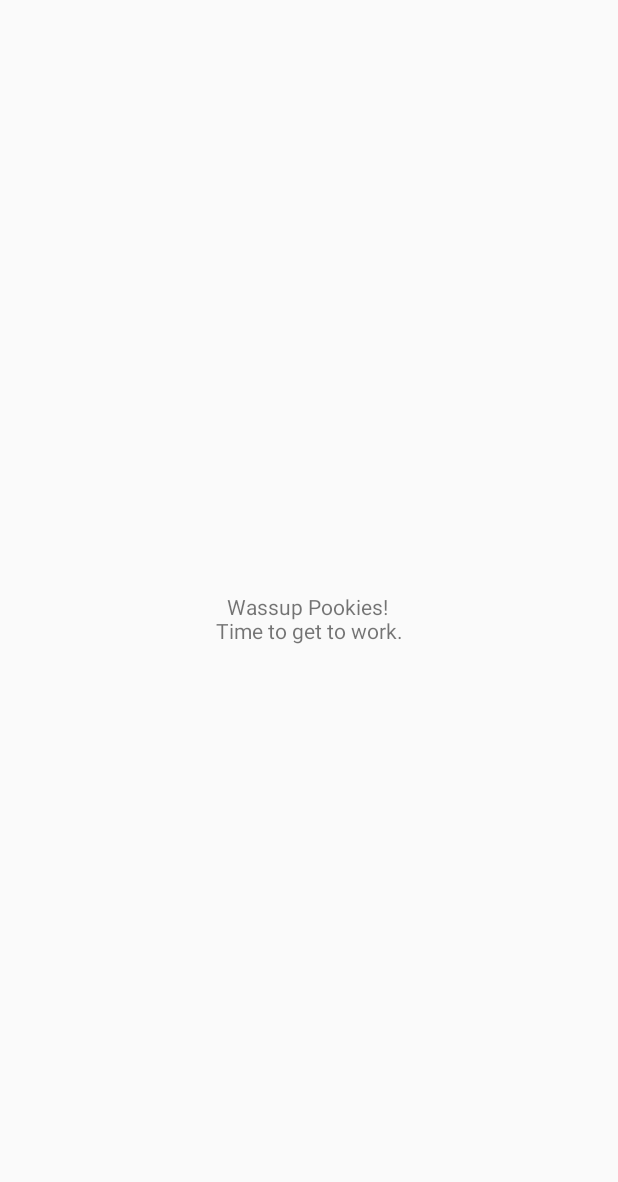
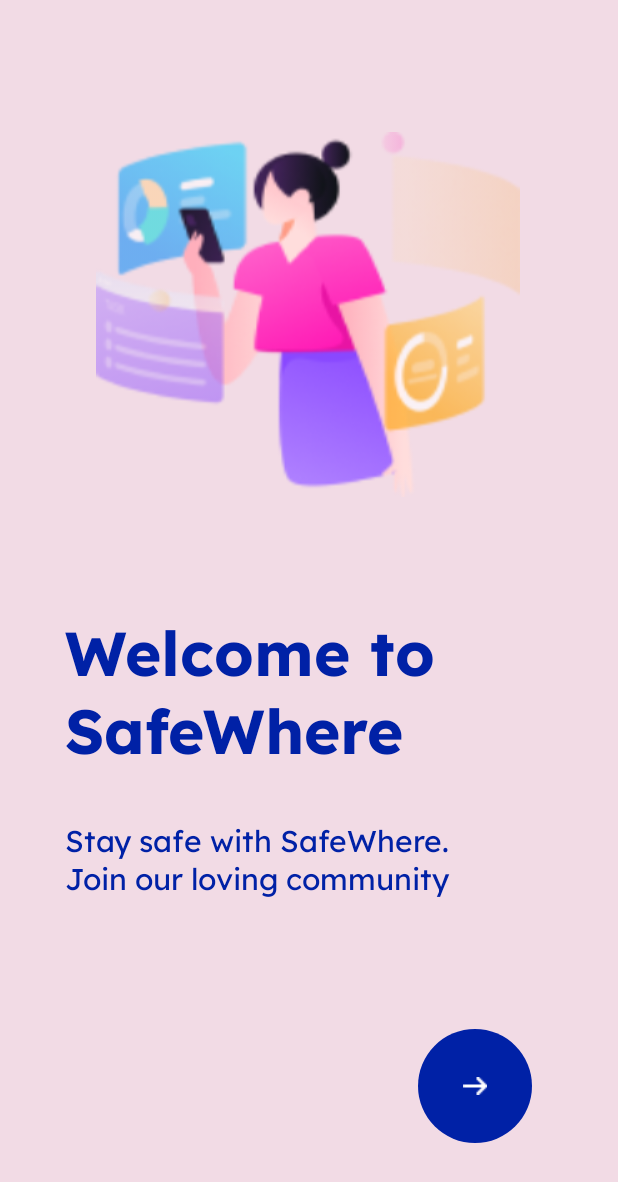
Before and after one commit to isyedamaan/SafeWhere, an Android app: the screen it shows after launch (MainActivity), on a phone screen of 412 x 824 dp. Before the commit the part shown is almost empty. Shown: the top 1182 px of the screen. Run offline under Robolectric (Android 15) with nearby library versions, the phone set to English and light mode, and no system bars.

Commit message:
Navigation from intro to signup

```diff
--- a/app/build.gradle
+++ b/app/build.gradle
@@ -26,6 +26,9 @@ android {
         sourceCompatibility JavaVersion.VERSION_1_8
         targetCompatibility JavaVersion.VERSION_1_8
     }
+    buildFeatures {
+        viewBinding = true
+    }
 }
 
 dependencies {
--- /dev/null
+++ b/app/src/main/java/com/cyk29/safewhere/IntroFragment.java
@@ -0,0 +1,51 @@
+package com.cyk29.safewhere;
+
+import android.os.Bundle;
+
+import androidx.annotation.NonNull;
+import androidx.annotation.Nullable;
+import androidx.fragment.app.Fragment;
+import androidx.navigation.Navigation;
+
+import android.view.LayoutInflater;
+import android.view.View;
+import android.view.ViewGroup;
+import android.widget.Button;
+import android.widget.ImageButton;
+
+import com.cyk29.safewhere.databinding.FragmentIntroBinding;
+
+
+public class IntroFragment extends Fragment {
+
+
+    private FragmentIntroBinding binding;
+
+    public void onViewCreated(View view, @Nullable Bundle savedInstanceState){
+
+        ImageButton BtnIntro = view.findViewById(R.id.introBT);
+        View.OnClickListener OCLIntro = new View.OnClickListener() {
+            @Override
+            public void onClick(View v) {
+                Navigation.findNavController(view).navigate(R.id.DestSignup);
+            }
+        };
+        BtnIntro.setOnClickListener(OCLIntro);
+    }
+
+
+
+
+    @Override
+    //IMPORTANT TO BIND FOR IT TO APPEAR ON SCREEN
+    public View onCreateView(@NonNull LayoutInflater inflater,
+                             ViewGroup container, Bundle savedInstanceState) {
+
+        binding = FragmentIntroBinding.inflate(inflater, container, false);
+        View root = binding.getRoot();
+
+        return root;
+
+
+    }
+}
--- a/app/src/main/java/com/cyk29/safewhere/MainActivity.java
+++ b/app/src/main/java/com/cyk29/safewhere/MainActivity.java
@@ -1,6 +1,8 @@
 package com.cyk29.safewhere;
 
 import androidx.appcompat.app.AppCompatActivity;
+import androidx.navigation.NavController;
+import androidx.navigation.fragment.NavHostFragment;
 
 import android.os.Bundle;
 
@@ -10,5 +12,8 @@ public class MainActivity extends AppCompatActivity {
     protected void onCreate(Bundle savedInstanceState) {
         super.onCreate(savedInstanceState);
         setContentView(R.layout.activity_main);
+
+        NavHostFragment host = (NavHostFragment) getSupportFragmentManager().findFragmentById(R.id.NHFintro_signup);
+        NavController navController = host.getNavController();
     }
 }
--- a/app/src/main/res/layout/activity_main.xml
+++ b/app/src/main/res/layout/activity_main.xml
@@ -6,14 +6,15 @@
     android:layout_height="match_parent"
     tools:context=".MainActivity">
 
-    <TextView
-        android:layout_width="wrap_content"
-        android:layout_height="wrap_content"
-        android:text="Wassup Pookies! \nTime to get to work."
-        android:textAlignment="center"
+    <androidx.fragment.app.FragmentContainerView
+        android:id="@+id/NHFintro_signup"
+        android:name="androidx.navigation.fragment.NavHostFragment"
+        android:layout_width="match_parent"
+        android:layout_height="match_parent"
+        app:defaultNavHost="true"
         app:layout_constraintBottom_toBottomOf="parent"
         app:layout_constraintEnd_toEndOf="parent"
         app:layout_constraintStart_toStartOf="parent"
-        app:layout_constraintTop_toTopOf="parent" />
-
+        app:layout_constraintTop_toTopOf="parent"
+        app:navGraph="@navigation/nav_app" />
 </androidx.constraintlayout.widget.ConstraintLayout>
--- a/app/src/main/res/navigation/nav_app.xml
+++ b/app/src/main/res/navigation/nav_app.xml
@@ -1,6 +1,18 @@
 <?xml version="1.0" encoding="utf-8"?>
 <navigation xmlns:android="http://schemas.android.com/apk/res/android"
     xmlns:app="http://schemas.android.com/apk/res-auto"
-    android:id="@+id/nav_app">
+    xmlns:tools="http://schemas.android.com/tools"
+    android:id="@+id/nav_app"
+    app:startDestination="@id/DestIntro">
 
+    <fragment
+        android:id="@+id/DestIntro"
+        android:name="com.cyk29.safewhere.IntroFragment"
+        android:label="fragment_intro"
+        tools:layout="@layout/fragment_intro" />
+    <fragment
+        android:id="@+id/DestSignup"
+        android:name="com.cyk29.safewhere.SignUpFragment"
+        android:label="fragment_sign_up"
+        tools:layout="@layout/fragment_sign_up" />
 </navigation>
--- a/app/src/main/res/values/strings.xml
+++ b/app/src/main/res/values/strings.xml
@@ -1,3 +1,5 @@
 <resources>
     <string name="app_name">SafeWhere</string>
+    <!-- TODO: Remove or change this placeholder text -->
+    <string name="hello_blank_fragment">Hello blank fragment</string>
 </resources>
```
Also changed, not shown: app/src/main/java/com/cyk29/safewhere/SignUpFragment.java (added, +64 -0 lines), app/src/main/res/layout/fragment_intro.xml (renamed from app/src/main/res/layout/activity_intro.xml), app/src/main/res/layout/fragment_sign_up.xml (renamed from app/src/main/res/layout/activity_login.xml).
